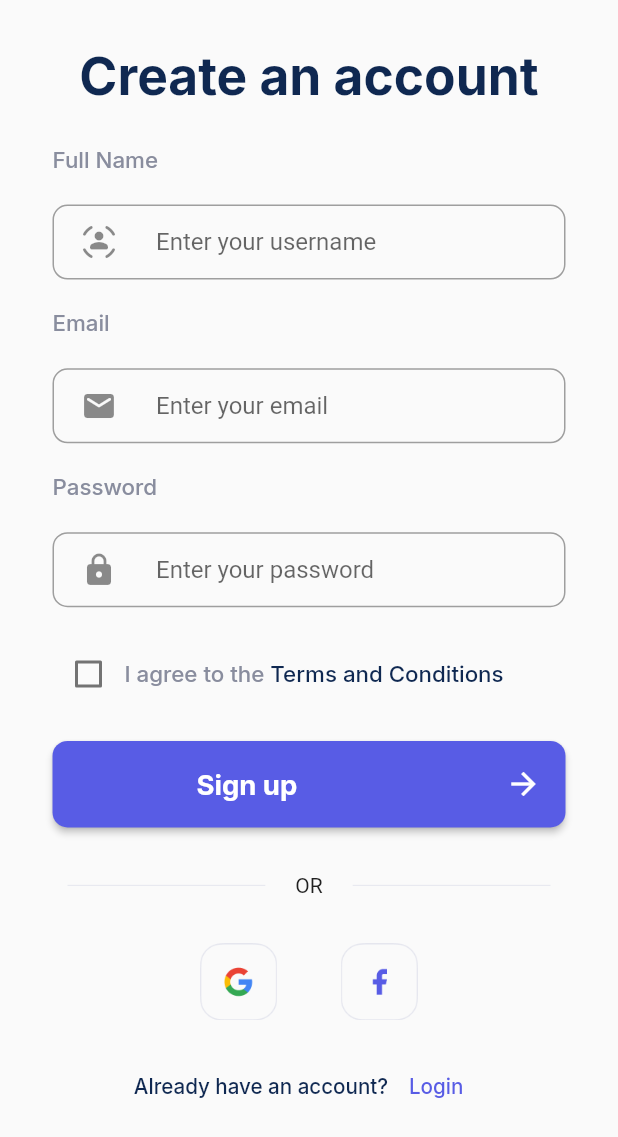
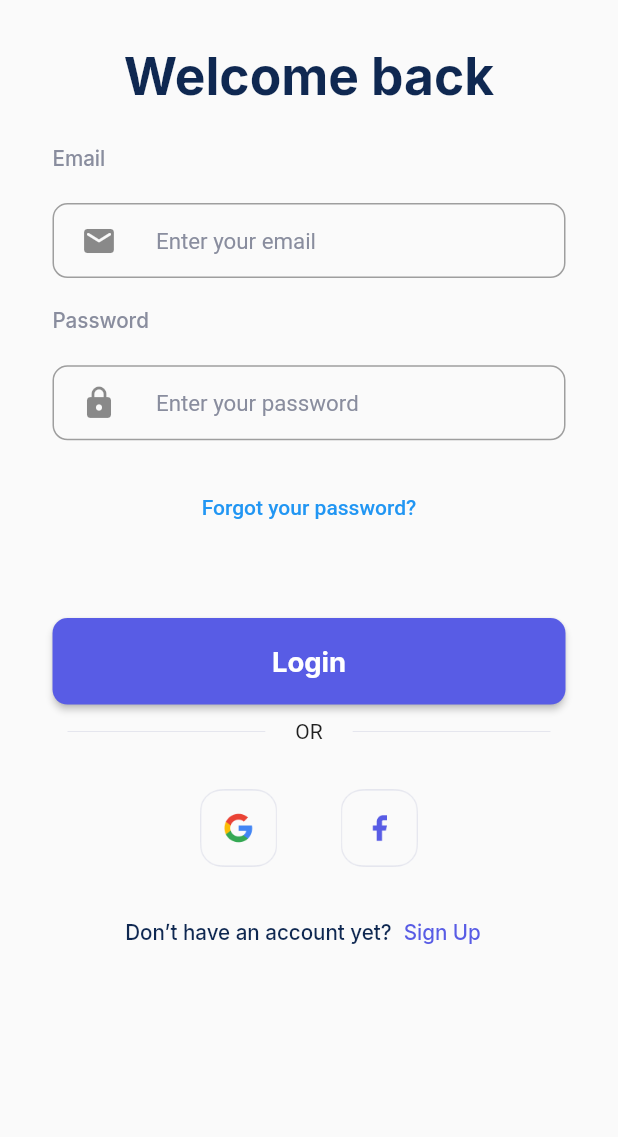
Before and after one commit to sifatullah-haque/health_app, a Flutter app: the SignUp screen opened directly, after a tap on "Login", on a phone screen of 412 x 824 dp. Shown: the top 1137 px of the screen. Run offline on Flutter 3.47's test engine with Material 2 defaults, Android fonts, the phone set to English and light mode, and no system bars; our stand-ins replace flutter_screenutil, google_fonts, smooth_page_indicator.

Commit message:
login page created

```diff
--- a/health/lib/main.dart
+++ b/health/lib/main.dart
@@ -1,7 +1,5 @@
 import 'package:flutter/material.dart';
-
-import 'package:health/pages/while_login/sign_up/sign_up.dart';
-
+import 'package:health/pages/before%20login/first_page.dart';
 import 'package:flutter_screenutil/flutter_screenutil.dart';
 
 void main() => runApp(const MyApp());
@@ -16,7 +14,7 @@ class MyApp extends StatelessWidget {
       builder: (context, child) => const MaterialApp(
         debugShowCheckedModeBanner: false,
         title: 'Material App',
-        home: SignUp(),
+        home: firstPage(),
       ),
     );
   }
--- a/health/lib/pages/before login/onBoarding/introduction screen/intro_screen.dart
+++ b/health/lib/pages/before login/onBoarding/introduction screen/intro_screen.dart
@@ -2,7 +2,8 @@ import 'package:flutter/material.dart';
 import 'package:flutter_screenutil/flutter_screenutil.dart';
 import 'package:google_fonts/google_fonts.dart';
 import 'package:health/constant/my_color.dart';
-import 'package:health/pages/home_page.dart';
+
+import 'package:health/pages/while_login/sign_up/sign_up.dart';
 import 'package:smooth_page_indicator/smooth_page_indicator.dart';
 
 import 'first_intro_page.dart';
@@ -87,7 +88,7 @@ class _IntroScreenState extends State<IntroScreen> {
                           Navigator.push(
                               context,
                               MaterialPageRoute(
-                                builder: (context) => HomePage(),
+                                builder: (context) => SignUp(),
                               ));
                         } else {
                           _controller.nextPage(
--- a/health/lib/pages/common_elements/button.dart
+++ b/health/lib/pages/common_elements/button.dart
@@ -29,22 +29,15 @@ class button extends StatelessWidget {
           Navigator.pushNamed(context, '/home');
         },
         child: Row(
-          mainAxisAlignment: MainAxisAlignment.spaceBetween,
+          mainAxisAlignment: MainAxisAlignment.center,
           children: [
-            Padding(
-              padding: const EdgeInsets.only(left: 80.0),
-              child: Text(
-                text.data.toString(),
-                style: GoogleFonts.inter(
-                  fontSize: 16.sp,
-                  fontWeight: FontWeight.w700,
-                  color: MyColors.white,
-                ),
+            Text(
+              text.data.toString(),
+              style: GoogleFonts.inter(
+                fontSize: 16.sp,
+                fontWeight: FontWeight.w700,
+                color: MyColors.white,
               ),
-            ),
-            const Icon(
-              Icons.arrow_forward,
-              color: MyColors.white,
             ),
           ],
         ),
--- /dev/null
+++ b/health/lib/pages/while_login/commonWhileLogin/divider.dart
@@ -0,0 +1,31 @@
+import 'package:flutter/material.dart';
+import 'package:health/constant/my_color.dart';
+
+class divider extends StatelessWidget {
+  const divider({
+    super.key,
+  });
+
+  @override
+  Widget build(BuildContext context) {
+    return Row(children: <Widget>[
+      Expanded(
+        child: Container(
+            margin: const EdgeInsets.only(left: 10.0, right: 20.0),
+            child: const Divider(
+              color: MyColors.light_grey,
+              height: 36,
+            )),
+      ),
+      const Text("OR"),
+      Expanded(
+        child: Container(
+            margin: const EdgeInsets.only(left: 20.0, right: 10.0),
+            child: const Divider(
+              color: MyColors.light_grey,
+              height: 36,
+            )),
+      ),
+    ]);
+  }
+}
--- /dev/null
+++ b/health/lib/pages/while_login/commonWhileLogin/google_Fb_Logo.dart
@@ -0,0 +1,30 @@
+import 'package:flutter/material.dart';
+import 'package:flutter_screenutil/flutter_screenutil.dart';
+
+class googleFbLogo extends StatelessWidget {
+  const googleFbLogo({
+    super.key,
+  });
+
+  @override
+  Widget build(BuildContext context) {
+    return Row(
+      mainAxisAlignment: MainAxisAlignment.center,
+      children: [
+        Image.asset(
+          "assets/while_login/google.png",
+          height: 50.h,
+          width: 50.w,
+        ),
+        SizedBox(
+          width: 32.w,
+        ),
+        Image.asset(
+          "assets/while_login/fb.png",
+          height: 50.h,
+          width: 50.w,
+        ),
+      ],
+    );
+  }
+}
--- /dev/null
+++ b/health/lib/pages/while_login/commonWhileLogin/login_signup_converter.dart
@@ -0,0 +1,45 @@
+import 'package:flutter/material.dart';
+import 'package:flutter_screenutil/flutter_screenutil.dart';
+import 'package:google_fonts/google_fonts.dart';
+import 'package:health/constant/my_color.dart';
+import 'package:health/pages/while_login/login.dart/login.dart';
+
+class LoginSignUpConverter extends StatelessWidget {
+  final Text primaryText;
+  final Text buttonText;
+  const LoginSignUpConverter({
+    super.key,
+    required this.primaryText,
+    required this.buttonText,
+  });
+
+  @override
+  Widget build(BuildContext context) {
+    return Row(
+      mainAxisAlignment: MainAxisAlignment.center,
+      children: [
+        Text(
+          primaryText.data.toString(),
+          style: GoogleFonts.inter(
+              fontSize: 12.sp,
+              fontWeight: FontWeight.w500,
+              color: MyColors.Deep_Blue),
+        ),
+        TextButton(
+          onPressed: () {
+            Navigator.of(context).push(MaterialPageRoute(
+              builder: (context) => Login(),
+            ));
+          },
+          child: Text(
+            buttonText.data.toString(),
+            style: GoogleFonts.inter(
+                fontSize: 12.sp,
+                color: MyColors.Purple_Plum,
+                fontWeight: FontWeight.w500),
+          ),
+        ),
+      ],
+    );
+  }
+}
--- /dev/null
+++ b/health/lib/pages/while_login/login.dart/login.dart
@@ -0,0 +1,63 @@
+import 'package:flutter/material.dart';
+import 'package:flutter_screenutil/flutter_screenutil.dart';
+import 'package:google_fonts/google_fonts.dart';
+import 'package:health/constant/my_color.dart';
+import 'package:health/pages/common_elements/button.dart';
+import 'package:health/pages/while_login/commonWhileLogin/divider.dart';
+import 'package:health/pages/while_login/commonWhileLogin/google_Fb_Logo.dart';
+import 'package:health/pages/while_login/commonWhileLogin/login_signup_converter.dart';
+
+import 'login_input_field.dart';
+
+class Login extends StatelessWidget {
+  const Login({super.key});
+
+  @override
+  Widget build(BuildContext context) {
+    return Scaffold(
+      body: Padding(
+        padding: EdgeInsets.symmetric(horizontal: 35.0),
+        child: Column(
+          mainAxisAlignment: MainAxisAlignment.center,
+          children: [
+            Expanded(
+              child: Column(
+                children: [
+                  const loginInputField(),
+                  SizedBox(
+                    height: 20.h,
+                  ),
+                  TextButton(
+                    onPressed: () {},
+                    child: Text("Forgot your password?"),
+                  ),
+                ],
+              ),
+            ),
+            Expanded(
+              child: Column(
+                children: [
+                  const button(
+                    text: Text("Login"),
+                  ),
+                  const divider(),
+                  SizedBox(
+                    height: 20.h,
+                  ),
+                  const googleFbLogo(),
+                  SizedBox(
+                    height: 20.h,
+                  ),
+                  LoginSignUpConverter(
+                    primaryText: Text("Don’t have an account yet?"),
+                    buttonText: Text("Sign Up"),
+                  ),
+                ],
+              ),
+            ),
+          ],
+        ),
+      ),
+    );
+  }
+}
--- /dev/null
+++ b/health/lib/pages/while_login/login.dart/login_input_field.dart
@@ -0,0 +1,114 @@
+import 'package:flutter/material.dart';
+import 'package:flutter_screenutil/flutter_screenutil.dart';
+import 'package:google_fonts/google_fonts.dart';
+import 'package:health/constant/my_color.dart';
+
+class loginInputField extends StatelessWidget {
+  const loginInputField({
+    super.key,
+  });
+
+  @override
+  Widget build(BuildContext context) {
+    return Column(
+      mainAxisAlignment: MainAxisAlignment.start,
+      crossAxisAlignment: CrossAxisAlignment.start,
+      children: [
+        // Title of the page
+        Padding(
+          padding: const EdgeInsets.only(top: 30.0),
+          child: Align(
+            alignment: Alignment(0, 0),
+            child: Text(
+              "Welcome back",
+              style: GoogleFonts.inter(
+                fontSize: 30.sp,
+                fontWeight: FontWeight.w700,
+                color: MyColors.Deep_Blue,
+              ),
+              textAlign: TextAlign.center,
+            ),
+          ),
+        ),
+        SizedBox(height: 25.h),
+        // Label for the name field
+        //lebel for the email field
+        Text(
+          "Email",
+          style: GoogleFonts.inter(
+            fontSize: 12.sp,
+            fontWeight: FontWeight.w500,
+            color: MyColors.dark_grey,
+          ),
+        ),
+        SizedBox(height: 20.h),
+        // Container for the email field
+        Container(
+          decoration: BoxDecoration(
+            border: Border.all(
+              color: Colors.grey,
+              width: 1.0,
+            ),
+            borderRadius: BorderRadius.circular(10),
+          ),
+          child: TextField(
+            decoration: InputDecoration(
+              // Icon for the email field
+              icon: const Padding(
+                padding: EdgeInsets.only(left: 18.0),
+                child: Icon(Icons.email_rounded),
+              ),
+              hintText: "Enter your email",
+              hintStyle: TextStyle(
+                fontSize: 13.sp,
+                color: MyColors.dark_grey,
+                fontWeight: FontWeight.w400,
+              ),
+              border: InputBorder.none,
+              contentPadding: const EdgeInsets.symmetric(horizontal: 10),
+            ),
+          ),
+        ),
+        SizedBox(height: 20.h),
+        // Label for the password field
+        Text(
+          "Password",
+          style: GoogleFonts.inter(
+            fontSize: 12.sp,
+            fontWeight: FontWeight.w500,
+            color: MyColors.dark_grey,
+          ),
+        ),
+        SizedBox(height: 20.h),
+        // Container for the password field
+        Container(
+          decoration: BoxDecoration(
+            border: Border.all(
+              color: Colors.grey,
+              width: 1.0,
+            ),
+            borderRadius: BorderRadius.circular(10),
+          ),
+          child: TextField(
+            obscureText: true,
+            decoration: InputDecoration(
+              // Icon for the password field
+              icon: const Padding(
+                padding: EdgeInsets.only(left: 18.0),
+                child: Icon(Icons.lock_rounded),
+              ),
+              hintText: "Enter your password",
+              hintStyle: TextStyle(
+                fontSize: 13.sp,
+                fontWeight: FontWeight.w400,
+                color: MyColors.dark_grey,
+              ),
+              border: InputBorder.none,
+              contentPadding: const EdgeInsets.symmetric(horizontal: 10),
+            ),
+          ),
+        ),
+      ],
+    );
+  }
+}
--- a/health/lib/pages/while_login/sign_up/sign_up.dart
+++ b/health/lib/pages/while_login/sign_up/sign_up.dart
@@ -1,9 +1,11 @@
 import 'package:flutter/material.dart';
 import 'package:flutter_screenutil/flutter_screenutil.dart';
-import 'package:google_fonts/google_fonts.dart';
-import 'package:health/constant/my_color.dart';
+
+import 'package:health/pages/while_login/commonWhileLogin/divider.dart';
 
 import '../../common_elements/button.dart';
+import '../commonWhileLogin/google_Fb_Logo.dart';
+import '../commonWhileLogin/login_signup_converter.dart';
 import 'checkbox_field.dart';
 import 'input_field.dart';
 
@@ -38,70 +40,17 @@ class SignUp extends StatelessWidget {
               SizedBox(
                 height: 20.h,
               ),
-              Row(children: <Widget>[
-                Expanded(
-                  child: Container(
-                      margin: const EdgeInsets.only(left: 10.0, right: 20.0),
-                      child: const Divider(
-                        color: MyColors.light_grey,
-                        height: 36,
-                      )),
-                ),
-                const Text("OR"),
-                Expanded(
-                  child: Container(
-                      margin: const EdgeInsets.only(left: 20.0, right: 10.0),
-                      child: const Divider(
-                        color: MyColors.light_grey,
-                        height: 36,
-                      )),
-                ),
-              ]),
+              divider(),
               SizedBox(
                 height: 20.h,
               ),
-              Row(
-                mainAxisAlignment: MainAxisAlignment.center,
-                children: [
-                  Image.asset(
-                    "assets/while_login/google.png",
-                    height: 50.h,
-                    width: 50.w,
-                  ),
-                  SizedBox(
-                    width: 32.w,
-                  ),
-                  Image.asset(
-                    "assets/while_login/fb.png",
-                    height: 50.h,
-                    width: 50.w,
-                  ),
-                ],
-              ),
+              googleFbLogo(),
               SizedBox(
                 height: 20.h,
               ),
-              Row(
-                mainAxisAlignment: MainAxisAlignment.center,
-                children: [
-                  Text(
-                    "Already have an account?",
-                    style: GoogleFonts.inter(
-                        fontSize: 12.sp,
-                        fontWeight: FontWeight.w500,
-                        color: MyColors.Deep_Blue),
-                  ),
-                  TextButton(
-                    onPressed: () {},
-                    child: Text(
-                      "Login",
-                      style: GoogleFonts.inter(
-                          fontSize: 12.sp,
-                          color: MyColors.Purple_Plum,
-                          fontWeight: FontWeight.w500),
-                    ),
-                  ),
-                ],
+              const LoginSignUpConverter(
+                primaryText: Text("Already have an account?"),
+                buttonText: Text("Login"),
               )
             ],
           ),
```
